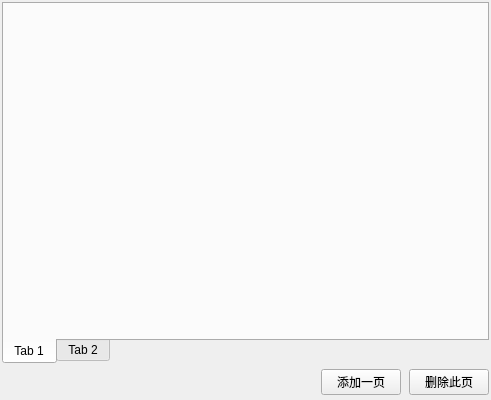
Old version of the form multiple_send_widget.ui in the repository 652436962/Network_Assistant.
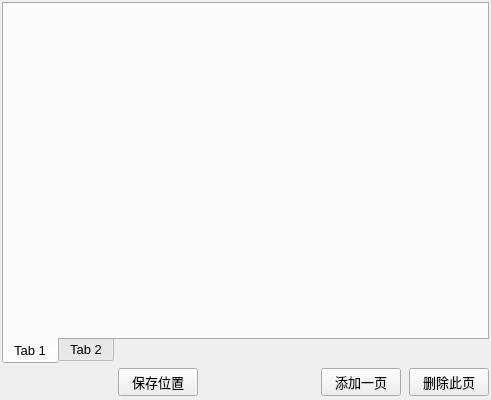
New version of the form. Custom widgets are drawn as their Qt base class.

Patch:
```diff
--- a/multiple_send_widget.ui
+++ b/multiple_send_widget.ui
@@ -10,6 +10,11 @@
     <height>400</height>
    </rect>
   </property>
+  <property name="font">
+   <font>
+    <pointsize>10</pointsize>
+   </font>
+  </property>
   <property name="windowTitle">
    <string>Form</string>
   </property>
@@ -95,6 +100,26 @@
         </property>
        </spacer>
       </item>
+      <item>
+       <widget class="QPushButton" name="pushButton_Location">
+        <property name="text">
+         <string>保存位置</string>
+        </property>
+       </widget>
+      </item>
+      <item>
+       <spacer name="horizontalSpacer">
+        <property name="orientation">
+         <enum>Qt::Orientation::Horizontal</enum>
+        </property>
+        <property name="sizeHint" stdset="0">
+         <size>
+          <width>40</width>
+          <height>20</height>
+         </size>
+        </property>
+       </spacer>
+      </item>
       <item>
        <widget class="QPushButton" name="pushButton_Add">
         <property name="text">
```
